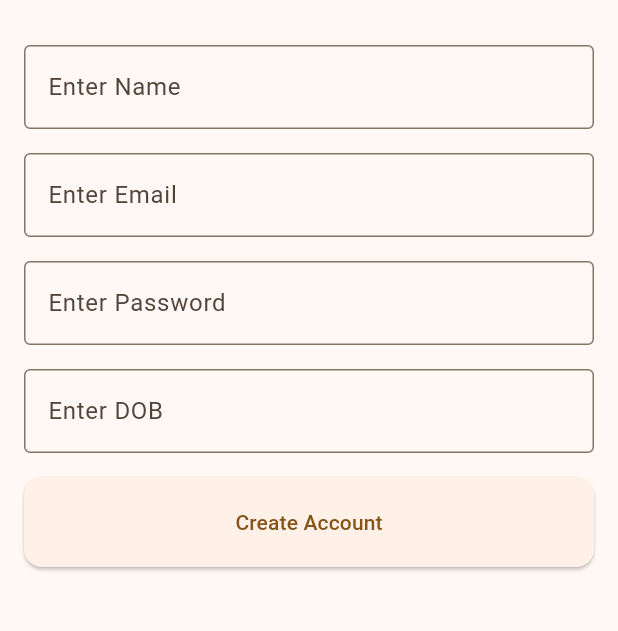
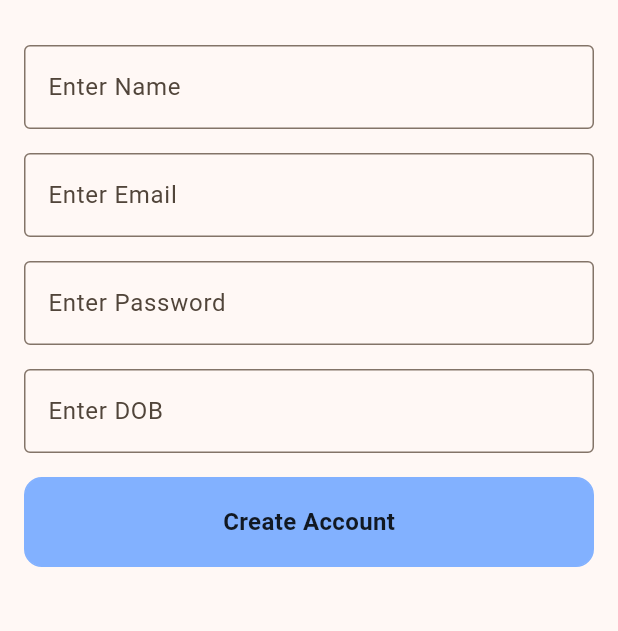
Before and after one commit to Aniket76/answer_it, a Flutter app: the SignUpScreen screen opened by its route, on a phone screen of 412 x 824 dp, the part 63-694 px from its top. Run offline on Flutter 3.47's test engine with Material 2 defaults, Android fonts, the phone set to English and light mode, and no system bars; our stand-ins replace cloud_firestore, firebase_auth, firebase_core, flutter_bloc, freezed_annotation, get_it and 1 more; accounts and stored records are empty.

Commit message:
class 23

```diff
--- a/lib/presentation/manager/route_manager.dart
+++ b/lib/presentation/manager/route_manager.dart
@@ -7,14 +7,14 @@ import 'package:flutter/material.dart';
 
 class RouteManager {
   static Route<dynamic> onGenerateRoute(RouteSettings settings) {
-    var args = settings.arguments;
+    // var args = settings.arguments;
     switch (settings.name) {
       case MobileRoutes.initialRoute:
         return MaterialPageRoute(builder: (_) => SplashScreen());
       case MobileRoutes.loginRoute:
         return MaterialPageRoute(builder: (_) => LoginScreen());
       case MobileRoutes.signInRoute:
-        return MaterialPageRoute(builder: (_) => const SignInScreen());
+        return MaterialPageRoute(builder: (_) => SignInScreen());
       case MobileRoutes.signUpRoute:
         return MaterialPageRoute(builder: (_) => SignUpScreen());
       case MobileRoutes.homeRoute:
--- a/lib/presentation/views/home/cubit/home_cubit.dart
+++ b/lib/presentation/views/home/cubit/home_cubit.dart
@@ -1,6 +1,4 @@
 import 'package:answer_it/domain/use_cases/user_use_cases/sign_out_usecase.dart';
-import 'package:firebase_auth/firebase_auth.dart';
-import 'package:flutter/material.dart';
 import 'package:flutter_bloc/flutter_bloc.dart';
 import 'package:freezed_annotation/freezed_annotation.dart';
 import 'package:injectable/injectable.dart';
@@ -14,8 +12,8 @@ class HomeCubit extends Cubit<HomeState> {
 
   HomeCubit(this._signOutUseCase) : super(const HomeState.initial());
 
-  void signOut() async {
+  Future<void> signOut() async {
     var signedOut = await _signOutUseCase.signOut();
-    emit(state.copyWith(isUserLoggedIn: !signedOut));
+    emit(state.copyWith(isUserLoggedIn: !(signedOut)));
   }
 }
--- a/lib/presentation/views/home/home_screen.dart
+++ b/lib/presentation/views/home/home_screen.dart
@@ -34,8 +34,8 @@ class _HomeScreenState extends State<HomeScreen> {
               return p.isUserLoggedIn != c.isUserLoggedIn;
             }, builder: (context, state) {
               return OutlinedButton(
-                onPressed: () {
-                  cubit.signOut();
+                onPressed: () async {
+                  await cubit.signOut();
                   if (!(state.isUserLoggedIn)) {
                     Navigator.of(context).pushNamedAndRemoveUntil(
                         MobileRoutes.loginRoute, (route) => false);
--- a/lib/presentation/views/login/widgets/main_ui.dart
+++ b/lib/presentation/views/login/widgets/main_ui.dart
@@ -2,7 +2,6 @@ import 'package:answer_it/presentation/manager/route_manager.dart';
 import 'package:answer_it/presentation/views/login/cubit/login_cubit.dart';
 import 'package:answer_it/presentation/widgets/custom_button.dart';
 import 'package:flutter/material.dart';
-import 'package:flutter_bloc/flutter_bloc.dart';
 
 Widget mainUI({required LoginCubit cubit, required BuildContext context}) {
   final List<Color> _background = [
--- a/lib/presentation/views/sign_in/cubit/sign_in_cubit.dart
+++ b/lib/presentation/views/sign_in/cubit/sign_in_cubit.dart
@@ -1,4 +1,3 @@
-import 'package:answer_it/data/models/user_model.dart';
 import 'package:answer_it/domain/use_cases/user_use_cases/sign_in_usecase.dart';
 import 'package:flutter/material.dart';
 import 'package:flutter_bloc/flutter_bloc.dart';
--- a/lib/presentation/views/sign_up/sign_up_screen.dart
+++ b/lib/presentation/views/sign_up/sign_up_screen.dart
@@ -1,12 +1,13 @@
 import 'package:answer_it/common/injection.dart';
 import 'package:answer_it/presentation/manager/route_manager.dart';
 import 'package:answer_it/presentation/views/sign_up/cubit/sign_up_cubit.dart';
+import 'package:answer_it/presentation/widgets/custom_button.dart';
 import 'package:flutter/material.dart';
 
 class SignUpScreen extends StatelessWidget {
   SignUpScreen({super.key});
 
-  var cubit = getIt<SignUpCubit>();
+  final cubit = getIt<SignUpCubit>();
 
   @override
   Widget build(BuildContext context) {
@@ -61,28 +62,19 @@ class SignUpScreen extends StatelessWidget {
             const SizedBox(
               height: 16,
             ),
-            SizedBox(
-              width: double.infinity,
-              height: 60,
-              child: ElevatedButton(
-                onPressed: () async {
+            CustomButton(
+              onTap: () async {
                 var isLoggedIn = await cubit.createAccount();
                 if (isLoggedIn) {
                   Navigator.of(context).pushNamedAndRemoveUntil(
-                        MobileRoutes.homeRoute,
-                        (Route<dynamic> route) => false);
+                      MobileRoutes.homeRoute, (Route<dynamic> route) => false);
                 } else {
                   debugPrint('Something went wrong');
                 }
               },
-                style: ButtonStyle(
-                    shape: MaterialStateProperty.all<RoundedRectangleBorder>(
-                        RoundedRectangleBorder(
-                  borderRadius: BorderRadius.circular(12.0),
-                ))),
-                child: const Text("Create Account"),
-              ),
-            ),
+              buttonText: 'Create Account',
+              buttonColor: Colors.blueAccent.shade100,
+            )
           ]),
         ),
       ),
--- a/lib/presentation/views/splash/splash_screen.dart
+++ b/lib/presentation/views/splash/splash_screen.dart
@@ -7,7 +7,7 @@ import 'package:flutter_bloc/flutter_bloc.dart';
 class SplashScreen extends StatelessWidget {
   SplashScreen({super.key});
 
-  var cubit = getIt<SplashCubit>();
+  final cubit = getIt<SplashCubit>();
 
   @override
   Widget build(BuildContext context) {
```
Also changed, not shown: lib/presentation/views/sign_in/sign_in_screen.dart (+52 -2 lines), 3 other files. Lines whose indentation alone changed are shown as unchanged.
